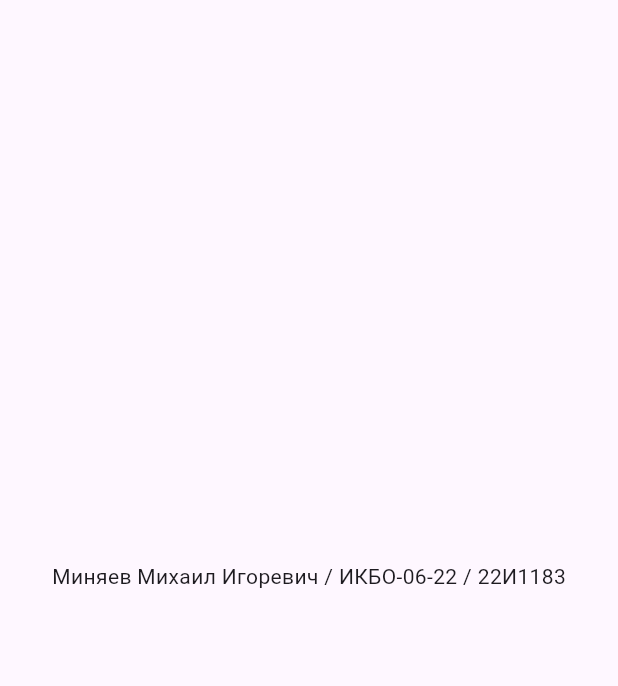
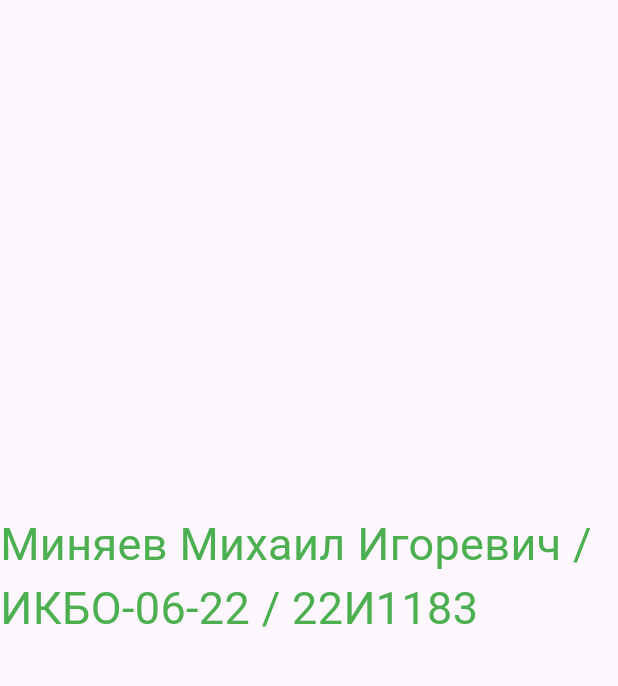
Before and after one commit to Fr4lzeN/flutter_practice1, a Flutter app: the screen it shows after launch, on a phone screen of 412 x 824 dp, the part 84-770 px from its top. Run offline on Flutter 3.47's test engine with Material 3 defaults, Android fonts, the phone set to English and light mode, and no system bars.

Commit message:
Эксперименты с Text

```diff
--- a/lib/src/home_page/src/home_page_screen.dart
+++ b/lib/src/home_page/src/home_page_screen.dart
@@ -13,7 +13,10 @@ class MyHomePage extends StatelessWidget {
         title: Text(title),
       ),
       body: const Center(
-        child: const Text('Миняев Михаил Игоревич / ИКБО-06-22 / 22И1183'),
+        child: const Text(
+          'Миняев Михаил Игоревич / ИКБО-06-22 / 22И1183',
+          style: TextStyle(fontSize: 30, color: Colors.green),
+        ),
       ),
     );
   }
```
